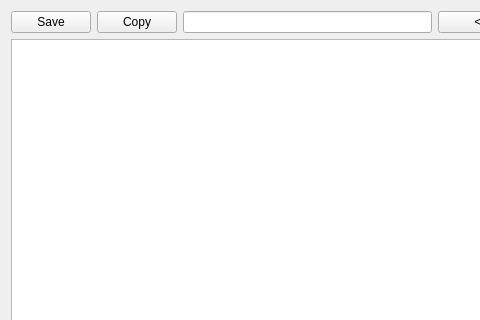
First picture: the form in src/gui/logwindow.ui, repository wilbert2000/wzplayer, before the edit; both pictures show x 0 to 480 and y 0 to 320 of the 615 by 541 pixel window.
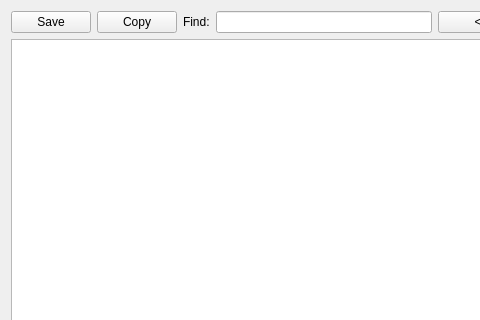
Second picture: the form after the edit.

Commit message: Add label to find edit

What changed in the file:
```diff
--- a/src/gui/logwindow.ui
+++ b/src/gui/logwindow.ui
@@ -43,6 +43,16 @@
        </property>
       </widget>
      </item>
+     <item>
+      <widget class="QLabel" name="findLabel">
+       <property name="text">
+        <string>Find:</string>
+       </property>
+       <property name="buddy">
+        <cstring>findEdit</cstring>
+       </property>
+      </widget>
+     </item>
      <item>
       <widget class="QLineEdit" name="findEdit"/>
      </item>
```
